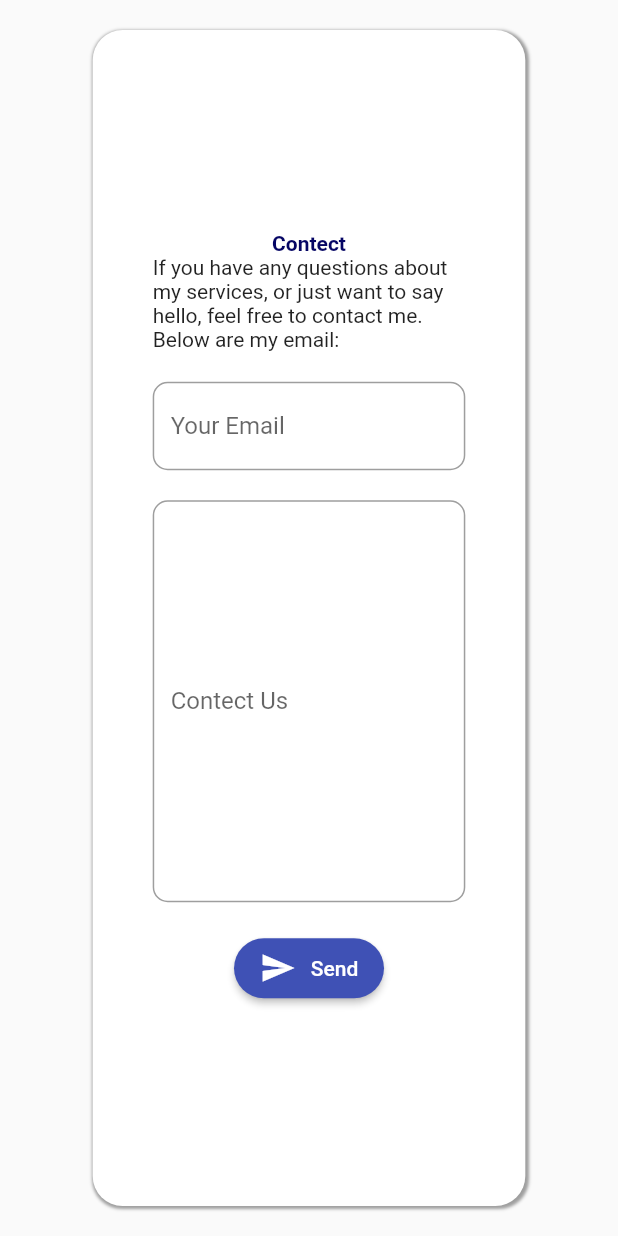
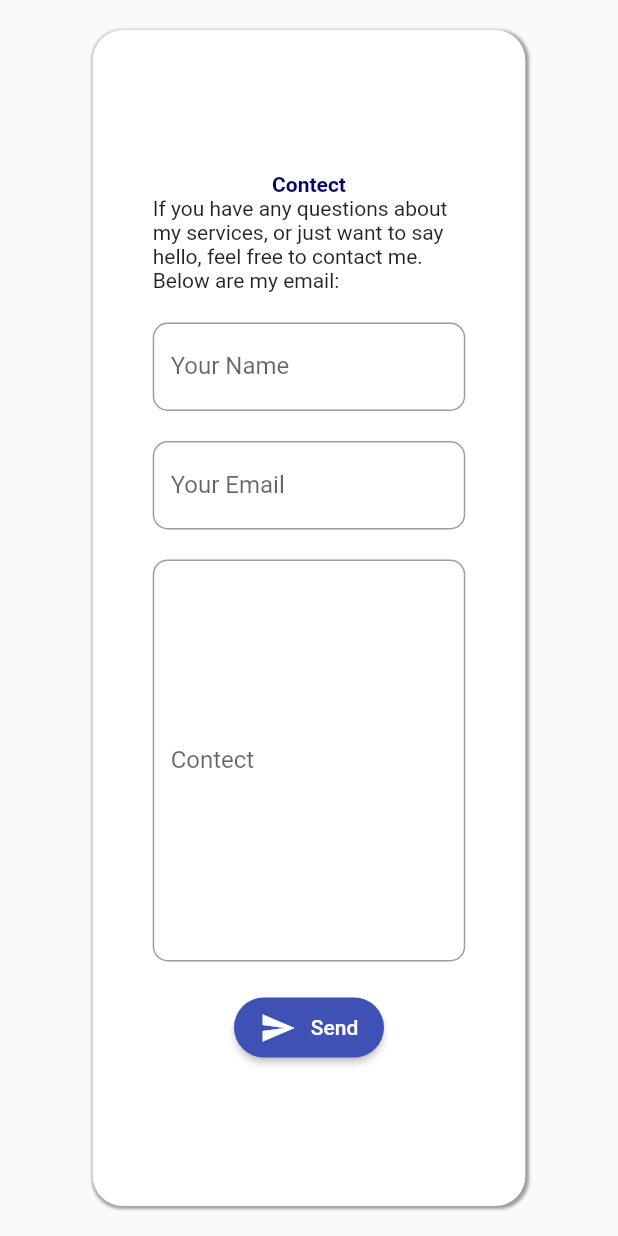
Before and after one commit to develiny/develiny_web, a Flutter app: the ContactUsScreen widget shown alone on an empty page, opened directly, on a phone screen of 412 x 824 dp. Run offline on Flutter 3.47's test engine with Material 2 defaults, Android fonts, the light colour scheme and no system bars; our stand-ins replace google_fonts; missing offline and left inert: scroll_page_view.

Commit message:
gv10 before delete#

```diff
--- a/lib/main.dart
+++ b/lib/main.dart
@@ -1,5 +1,5 @@
-import 'package:develiny/page/about_us_screen.dart';
-import 'package:develiny/page/contact_us_screen.dart';
+import 'package:develiny/page/about_screen.dart';
+import 'package:develiny/page/contact_screen.dart';
 import 'package:develiny/page/home_sceen.dart';
 import 'package:develiny/page/product_screen.dart';
 import 'package:flutter/material.dart';
@@ -16,7 +16,6 @@ class MyDevWeb extends StatelessWidget {
     return MaterialApp(
       title: 'develiny',
       theme: ThemeData(primaryColor: Colors.indigo),
-      // home: HomePage(),
       initialRoute: "/home",
       routes: {
         "/home": (context) => HomePage(),
--- a/lib/page/contact_us_screen.dart
+++ b/lib/page/contact_screen.dart
@@ -38,6 +38,7 @@ class ContactUsScreen extends StatelessWidget {
 
   @override
   Widget build(BuildContext context) {
+    TextEditingController tecName = TextEditingController();
     TextEditingController tecEmail = TextEditingController();
     TextEditingController tecContents = TextEditingController();
     Size size = MediaQuery.of(context).size;
@@ -72,6 +73,17 @@ class ContactUsScreen extends StatelessWidget {
                 Text("If you have any questions about my services, or just want to say hello, feel free to contact me. Below are my email: "),
                 SizedBox(height: 20.0),
                 TextField(
+                  controller: tecName,
+                  keyboardType: TextInputType.emailAddress,
+                  decoration: InputDecoration(
+                      border: OutlineInputBorder(
+                          borderRadius: BorderRadius.circular(10.0)),
+                      labelText: 'Your Name',
+                      hintText: 'Name'),
+                  autofocus: false,
+                ),
+                SizedBox(height: 20.0),
+                TextField(
                   controller: tecEmail,
                   keyboardType: TextInputType.emailAddress,
                   decoration: InputDecoration(
@@ -90,8 +102,8 @@ class ContactUsScreen extends StatelessWidget {
                   decoration: InputDecoration(
                       border: OutlineInputBorder(
                           borderRadius: BorderRadius.circular(10.0)),
-                      labelText: 'Contect Us',
-                      hintText: 'contents'),
+                      labelText: 'Contect',
+                      hintText: 'Contents'),
                   autofocus: false,
                 ),
                 SizedBox(height: 20.0),
```
Also changed, not shown: lib/page/about_screen.dart (renamed from lib/page/about_us_screen.dart).
